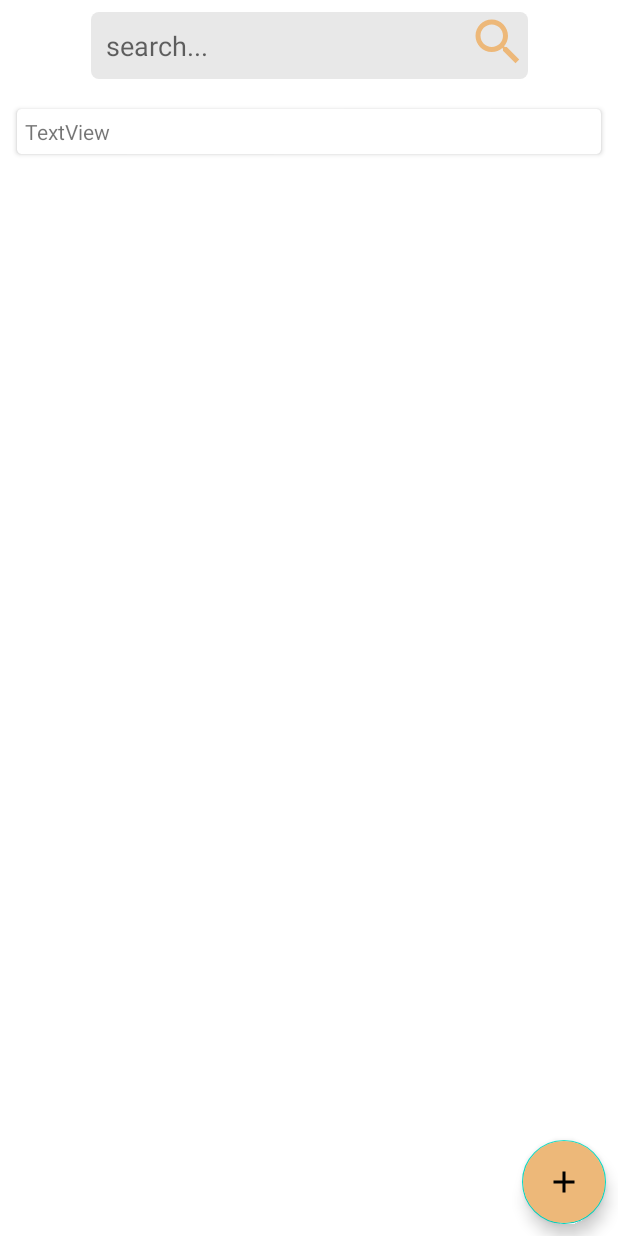
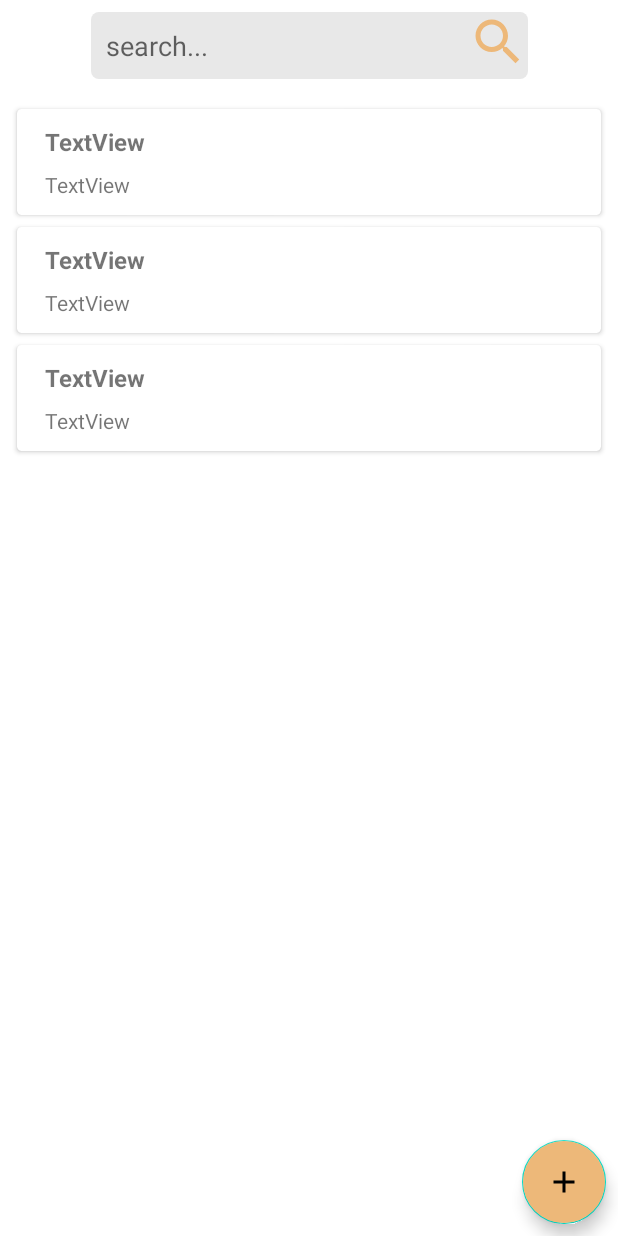
Before and after one commit to vincentmunene49/NoteApp, an Android app: the layout fragment_list_notes.xml on its own in the app's theme, with its tools: preview values and no code run, on a phone screen of 412 x 824 dp. Run offline under Robolectric (Android 15) with nearby library versions, the phone set to English and light mode, and no system bars.

Commit message:
dealt with insert issue

```diff
--- a/app/src/main/java/com/example/noteapp/Adapter/NoteAdapter.kt
+++ b/app/src/main/java/com/example/noteapp/Adapter/NoteAdapter.kt
@@ -17,7 +17,8 @@ class NoteAdapter(val onCLick:(Note)->Unit) : RecyclerView.Adapter<NoteAdapter.N
         RecyclerView.ViewHolder(binding.root) {
 
          fun bind(note: Note) {
-            binding.textView.text = note.note_title
+            binding.listNoteTitle.text = note.note_title
+             binding.listNoteText.text = note.note_text
              binding.root.setOnClickListener{
                  onCLick.invoke(note)
              }
--- a/app/src/main/java/com/example/noteapp/ListNoteFragment.kt
+++ b/app/src/main/java/com/example/noteapp/ListNoteFragment.kt
@@ -8,6 +8,7 @@ import androidx.fragment.app.Fragment
 import androidx.lifecycle.lifecycleScope
 import androidx.navigation.fragment.findNavController
 import androidx.recyclerview.widget.LinearLayoutManager
+import androidx.recyclerview.widget.StaggeredGridLayoutManager
 import com.example.noteapp.Adapter.NoteAdapter
 import com.example.noteapp.ViewModel.NoteViewModel
 import com.example.noteapp.databinding.FragmentListNotesBinding
@@ -38,7 +39,7 @@ class ListNoteFragment:Fragment() {
 
 
         //setup adapter
-        binding.noteRecylerView.layoutManager = LinearLayoutManager(context)
+        binding.noteRecylerView.layoutManager = StaggeredGridLayoutManager(2,StaggeredGridLayoutManager.VERTICAL)
         noteAdapter = NoteAdapter {
             val bundle = Bundle().apply {
                 putParcelable("note",it)
--- /dev/null
+++ b/app/src/main/res/drawable/ic_baseline_delete_24.xml
@@ -0,0 +1,5 @@
+<vector android:height="24dp" android:tint="#edb879"
+    android:viewportHeight="24" android:viewportWidth="24"
+    android:width="24dp" xmlns:android="http://schemas.android.com/apk/res/android">
+    <path android:fillColor="@android:color/white" android:pathData="M6,19c0,1.1 0.9,2 2,2h8c1.1,0 2,-0.9 2,-2V7H6v12zM19,4h-3.5l-1,-1h-5l-1,1H5v2h14V4z"/>
+</vector>
--- a/app/src/main/res/layout/list_note_items.xml
+++ b/app/src/main/res/layout/list_note_items.xml
@@ -1,12 +1,13 @@
 <?xml version="1.0" encoding="utf-8"?>
 <androidx.constraintlayout.widget.ConstraintLayout xmlns:android="http://schemas.android.com/apk/res/android"
     xmlns:app="http://schemas.android.com/apk/res-auto"
+    xmlns:tools="http://schemas.android.com/tools"
     android:layout_width="match_parent"
-    android:layout_height="match_parent">
+    android:layout_height="wrap_content">
 
     <androidx.cardview.widget.CardView
         android:layout_width="match_parent"
-        android:layout_height="wrap_content"
+        android:layout_height="0dp"
         app:cardCornerRadius="3dp"
         app:cardElevation="2dp"
         app:cardMaxElevation="2dp"
@@ -17,10 +18,37 @@
         app:layout_constraintStart_toStartOf="parent"
         app:layout_constraintTop_toTopOf="parent">
 
-        <TextView
-            android:id="@+id/textView"
-            android:layout_width="wrap_content"
-            android:layout_height="wrap_content"
-            android:text="TextView" />
+        <androidx.constraintlayout.widget.ConstraintLayout
+            android:layout_width="match_parent"
+            android:layout_height="match_parent"
+            android:padding="5dp">
+
+            <TextView
+                android:id="@+id/list_note_title"
+                android:layout_width="0dp"
+                android:layout_height="wrap_content"
+                android:layout_marginStart="8dp"
+                android:layout_marginEnd="8dp"
+                android:text="TextView"
+                android:textSize="16sp"
+                android:textStyle="bold"
+                app:layout_constraintEnd_toEndOf="parent"
+                app:layout_constraintStart_toStartOf="parent"
+                app:layout_constraintTop_toTopOf="parent" />
+
+            <TextView
+                android:id="@+id/list_note_text"
+                android:layout_width="0dp"
+                android:layout_height="wrap_content"
+                android:layout_marginTop="8dp"
+                android:layout_marginEnd="8dp"
+                android:text="TextView"
+                app:layout_constraintEnd_toEndOf="parent"
+                app:layout_constraintStart_toStartOf="@+id/list_note_title"
+                app:layout_constraintTop_toBottomOf="@+id/list_note_title" />
+
+        </androidx.constraintlayout.widget.ConstraintLayout>
+
     </androidx.cardview.widget.CardView>
+
 </androidx.constraintlayout.widget.ConstraintLayout>
```
Also changed, not shown: app/src/main/res/layout/fragment_create_edit_note.xml (+8 -2 lines).
